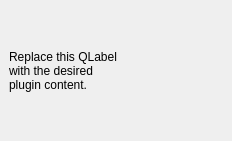
Before: the Qt Designer form placa_view_dockwidget_base.ui in alien9/placaview, drawn with Qt 5.
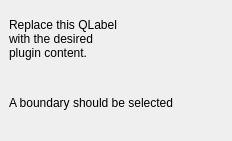
After: the same form once the commit is applied.

Commit message: asking for boundaries correctly

```diff
--- a/placa_view_dockwidget_base.ui
+++ b/placa_view_dockwidget_base.ui
@@ -24,6 +24,13 @@
       </property>
      </widget>
     </item>
+    <item row="1" column="0">
+     <widget class="QLabel" name="boundary_label">
+      <property name="text">
+       <string>A boundary should be selected</string>
+      </property>
+     </widget>
+    </item>
    </layout>
   </widget>
  </widget>
```
The commit also changes 1 other file.
